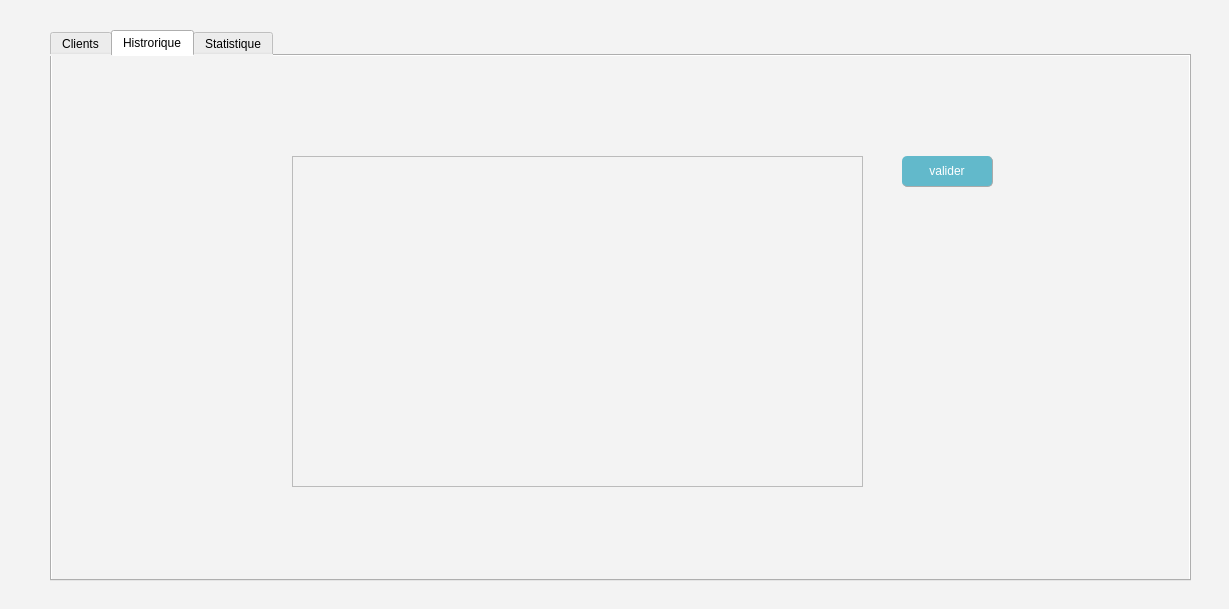
The window that client.ui (rania321/DesktopApp) describes before a commit, drawn with Qt 5.
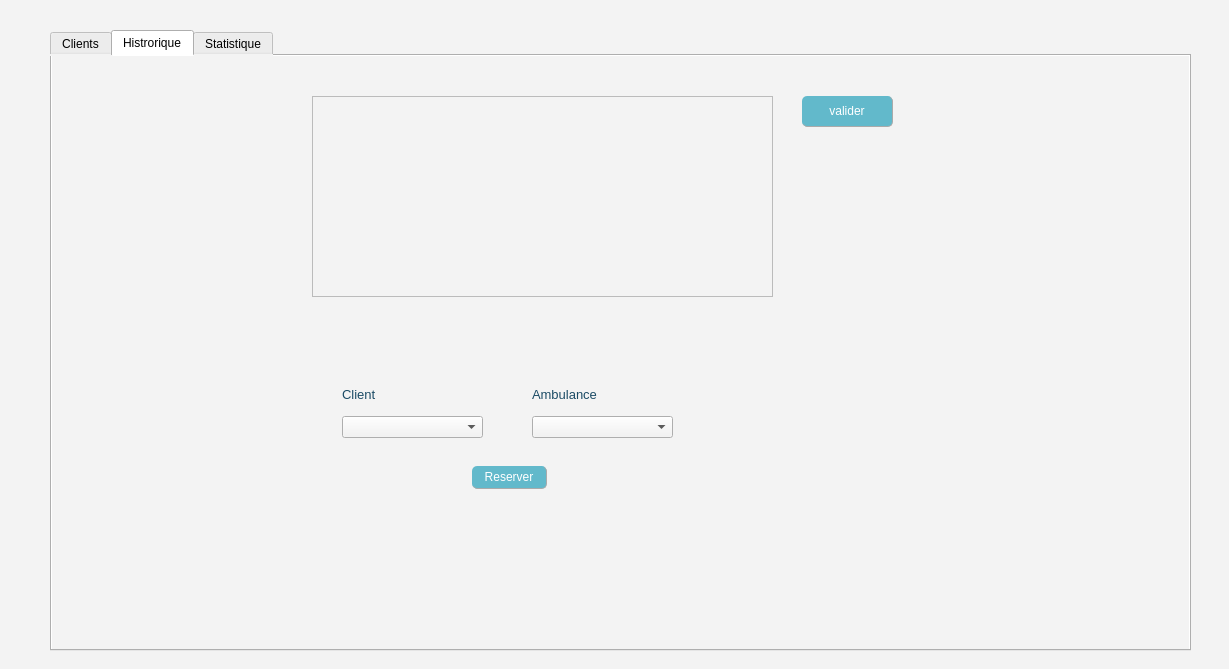
The same window after the commit. The open tabs and pages were chosen to show the change. Icons and pictures are not drawn.

What changed in the file:
```diff
--- a/client.ui
+++ b/client.ui
@@ -7,7 +7,7 @@
     <x>0</x>
     <y>0</y>
     <width>1229</width>
-    <height>609</height>
+    <height>669</height>
    </rect>
   </property>
   <property name="windowTitle">
@@ -22,7 +22,7 @@
      <x>50</x>
      <y>30</y>
      <width>1141</width>
-     <height>551</height>
+     <height>621</height>
     </rect>
    </property>
    <property name="currentIndex">
@@ -894,8 +894,8 @@
     <widget class="QPushButton" name="pb_hisC">
      <property name="geometry">
       <rect>
-       <x>850</x>
-       <y>100</y>
+       <x>750</x>
+       <y>40</y>
        <width>91</width>
        <height>31</height>
       </rect>
@@ -927,13 +927,124 @@
     <widget class="QTextBrowser" name="history">
      <property name="geometry">
       <rect>
-       <x>240</x>
-       <y>100</y>
-       <width>571</width>
-       <height>331</height>
+       <x>260</x>
+       <y>40</y>
+       <width>461</width>
+       <height>201</height>
       </rect>
      </property>
     </widget>
+    <widget class="QWidget" name="widget_5" native="true">
+     <property name="geometry">
+      <rect>
+       <x>260</x>
+       <y>320</y>
+       <width>391</width>
+       <height>131</height>
+      </rect>
+     </property>
+     <widget class="QPushButton" name="pb_reserverC">
+      <property name="geometry">
+       <rect>
+        <x>160</x>
+        <y>90</y>
+        <width>75</width>
+        <height>23</height>
+       </rect>
+      </property>
+      <property name="styleSheet">
+       <string notr="true">QPushButton{
+	border-radius:5px;
+   border-right:1px solid #aaaaaa;
+	border-bottom:1px solid #aaaaaa;
+}
+QPushButton:enabled{
+background-color: rgb(98, 185, 203);
+	color: rgb(255, 255, 255);
+}
+QPushButton:pressed{
+	background-color: rgb(190, 233, 231);
+	color: rgb(255, 255, 255);
+	border-radius:5px;
+}
+QPushButton:disabled{
+background-color: #aaaaaa;
+	color: rgb(255, 255, 255);
+}</string>
+      </property>
+      <property name="text">
+       <string>Reserver</string>
+      </property>
+     </widget>
+     <widget class="QComboBox" name="comboBox_clientC">
+      <property name="geometry">
+       <rect>
+        <x>30</x>
+        <y>40</y>
+        <width>141</width>
+        <height>22</height>
+       </rect>
+      </property>
+     </widget>
+     <widget class="QComboBox" name="comboBox_ambuC">
+      <property name="geometry">
+       <rect>
+        <x>220</x>
+        <y>40</y>
+        <width>141</width>
+        <height>22</height>
+       </rect>
+      </property>
+     </widget>
+     <widget class="QLabel" name="label_13">
+      <property name="geometry">
+       <rect>
+        <x>30</x>
+        <y>10</y>
+        <width>71</width>
+        <height>16</height>
+       </rect>
+      </property>
+      <property name="font">
+       <font>
+        <pointsize>10</pointsize>
+        <weight>50</weight>
+        <bold>false</bold>
+       </font>
+      </property>
+      <property name="styleSheet">
+       <string notr="true">color: rgb(27, 75, 101);
+</string>
+      </property>
+      <property name="text">
+       <string>Client</string>
+      </property>
+     </widget>
+     <widget class="QLabel" name="label_14">
+      <property name="geometry">
+       <rect>
+        <x>220</x>
+        <y>10</y>
+        <width>71</width>
+        <height>16</height>
+       </rect>
+      </property>
+      <property name="font">
+       <font>
+        <pointsize>10</pointsize>
+        <weight>50</weight>
+        <bold>false</bold>
+       </font>
+      </property>
+      <property name="styleSheet">
+       <string notr="true">color: rgb(27, 75, 101);
+</string>
+      </property>
+      <property name="text">
+       <string>Ambulance</string>
+      </property>
+     </widget>
+    </widget>
    </widget>
    <widget class="QWidget" name="tab_2">
     <attribute name="title">
```
Left out of the diff: 75 changed lines with no effect on the pictures.
